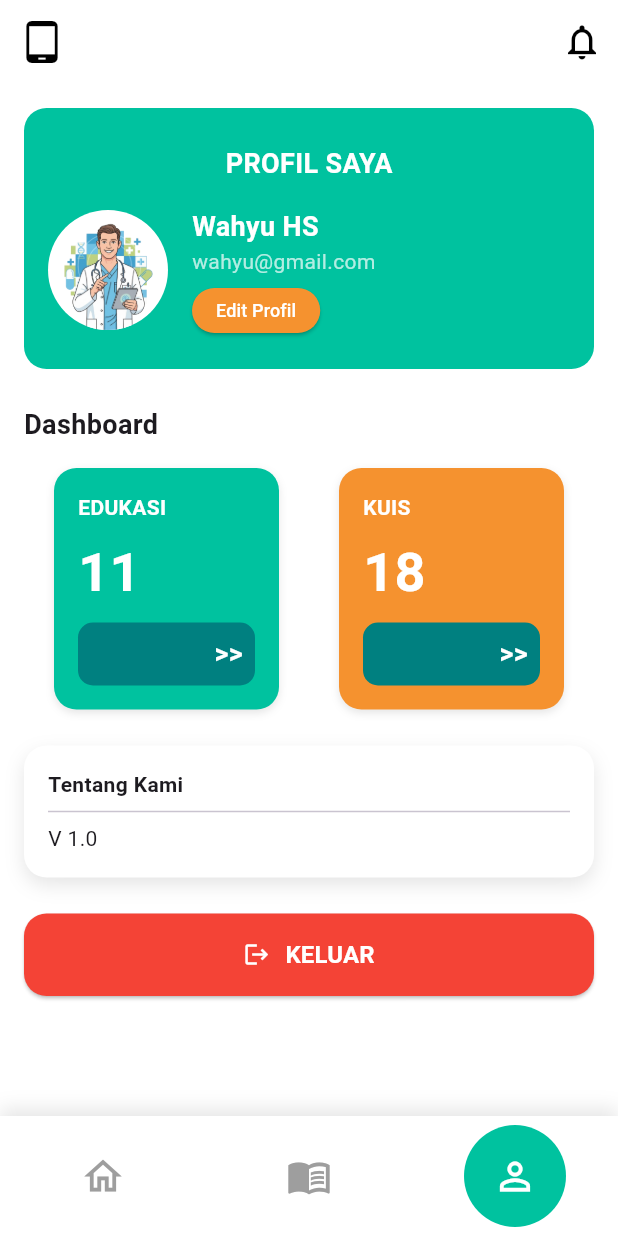
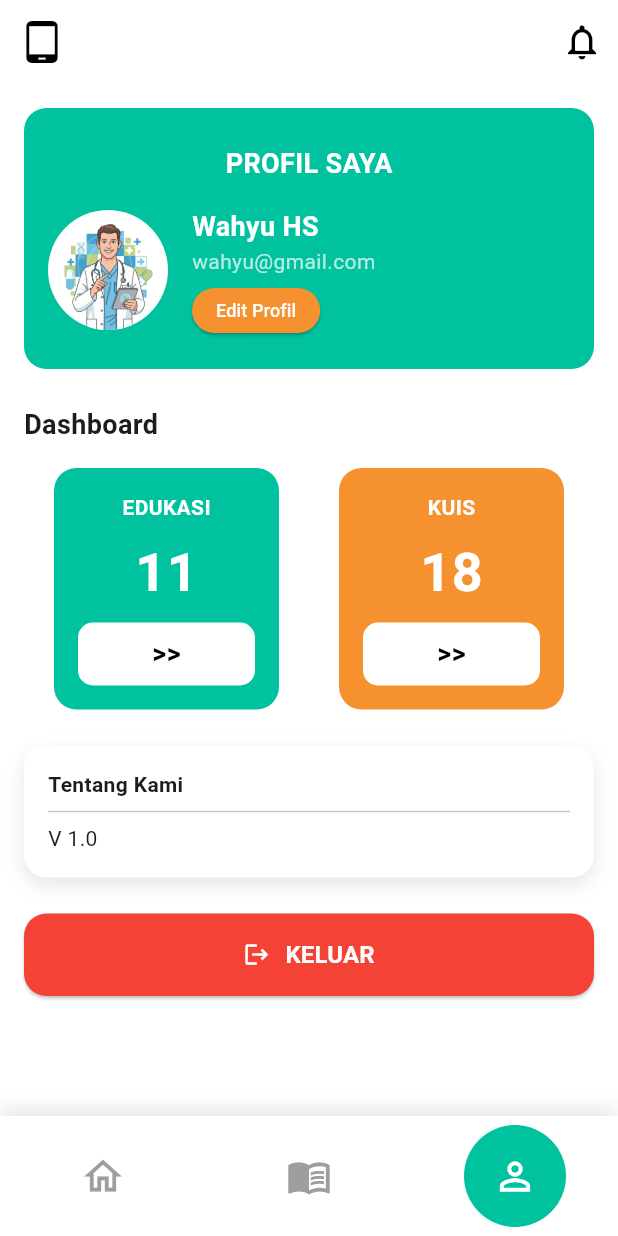
Before and after one commit to whsasmita/Tirtha-App, a Flutter app: the ProfilePage screen opened by its route, on a phone screen of 412 x 824 dp. Run offline on Flutter 3.47's test engine with Material 3 defaults, Android fonts, the phone set to English and light mode, and no system bars.

Commit message:
update profile

```diff
--- a/lib/presentation/widgets/info_card.dart
+++ b/lib/presentation/widgets/info_card.dart
@@ -1,7 +1,4 @@
-// File: lib/presentation/widgets/custom_info_card.dart
-
 import 'package:flutter/material.dart';
-import 'package:tirtha_app/presentation/themes/color.dart';
 
 class InfoCard extends StatelessWidget {
   final String title;
@@ -25,16 +22,9 @@ class InfoCard extends StatelessWidget {
       decoration: BoxDecoration(
         color: backgroundColor,
         borderRadius: BorderRadius.circular(15),
-        boxShadow: [
-          BoxShadow(
-            color: Colors.black.withOpacity(0.1),
-            blurRadius: 4,
-            offset: const Offset(0, 2),
-          ),
-        ],
       ),
       child: Column(
-        crossAxisAlignment: CrossAxisAlignment.start,
+        crossAxisAlignment: CrossAxisAlignment.center,
         children: [
           Text(
             title,
@@ -57,18 +47,18 @@ class InfoCard extends StatelessWidget {
           Container(
             padding: const EdgeInsets.all(8),
             decoration: BoxDecoration(
-              color: AppColors.primary,
+              color: Colors.white,
               borderRadius: BorderRadius.circular(10),
             ),
             child: Row(
-              mainAxisAlignment: MainAxisAlignment.end,
+              mainAxisAlignment: MainAxisAlignment.center,
               children: [
                 GestureDetector(
                   onTap: onPressed,
                   child: const Text(
                     '>>',
                     style: TextStyle(
-                      color: Colors.white,
+                      color: Colors.black,
                       fontSize: 18,
                       fontWeight: FontWeight.bold,
                     ),
```
